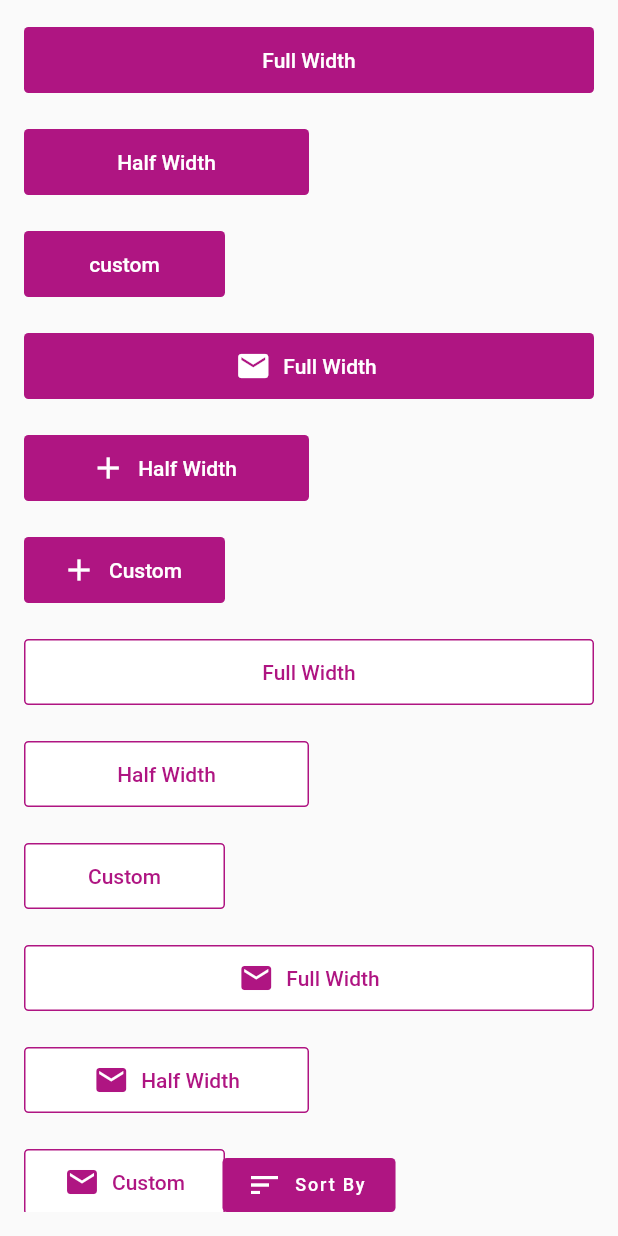
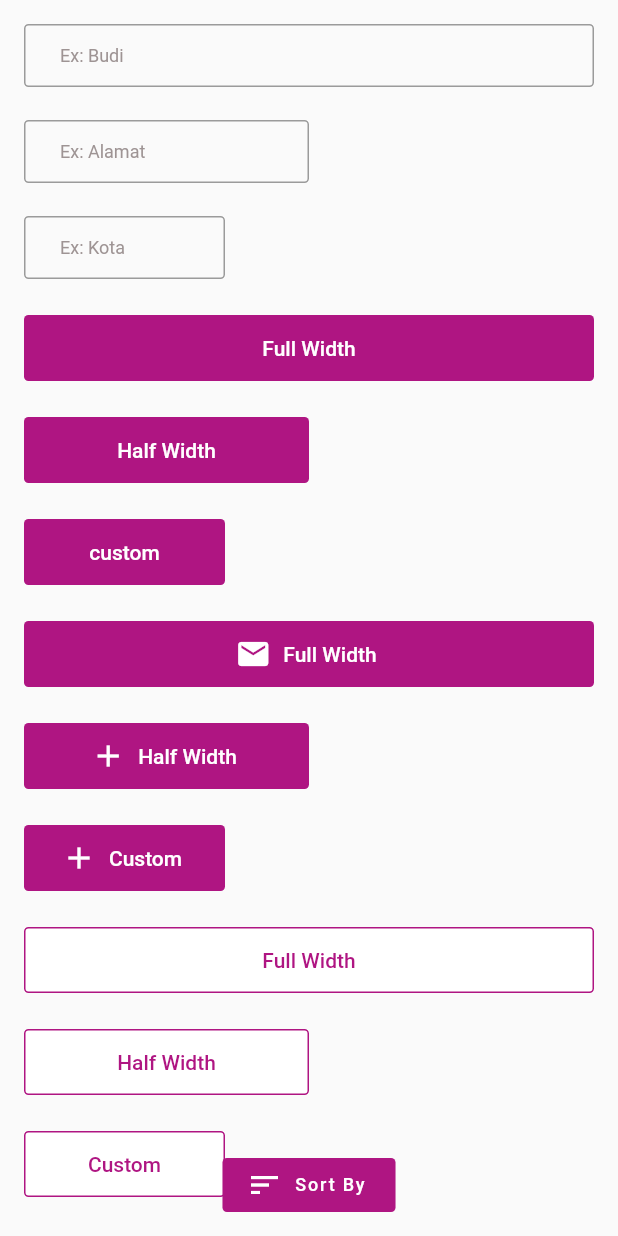
Before and after one commit to Kelompok-4-Capstone-Alterra/flutter_women_center, a Flutter app: the screen it shows after launch, on a phone screen of 412 x 824 dp. Run offline on Flutter 3.47's test engine with Material 2 defaults, Android fonts, the phone set to English and light mode, and no system bars; our stand-ins replace hexcolor.

Commit message:
component text form field

```diff
--- a/lib/components/buttons/circle_button.dart
+++ b/lib/components/buttons/circle_button.dart
@@ -15,7 +15,7 @@ class CircleButton extends StatelessWidget {
   Widget build(BuildContext context) {
     return ElevatedButton(
         style: ElevatedButton.styleFrom(
-          backgroundColor: MyColor.primaryColor,
+          backgroundColor: MyColor.primary,
           elevation: 0,
           fixedSize: const Size(56, 56),
           shape: const CircleBorder(),
--- a/lib/components/buttons/floating_button.dart
+++ b/lib/components/buttons/floating_button.dart
@@ -24,7 +24,7 @@ class FloatingButton extends StatelessWidget {
         shape: RoundedRectangleBorder(
           borderRadius: BorderRadius.circular(3),
         ),
-        backgroundColor: MyColor.primaryColor,
+        backgroundColor: MyColor.primary,
         foregroundColor: MyColor.white,
         elevation: 0,
         icon: widget,
--- a/lib/components/buttons/primary_button.dart
+++ b/lib/components/buttons/primary_button.dart
@@ -18,7 +18,7 @@ class PrimaryButton extends StatelessWidget {
   Widget build(BuildContext context) {
     return ElevatedButton(
       style: ElevatedButton.styleFrom(
-        backgroundColor: MyColor.primaryColor,
+        backgroundColor: MyColor.primary,
         elevation: 0,
         fixedSize: Size(
             customWidth == null ? MySize.width(context) : customWidth!, 44),
--- a/lib/components/buttons/primary_button_icon.dart
+++ b/lib/components/buttons/primary_button_icon.dart
@@ -20,7 +20,7 @@ class PrimaryButtonIcon extends StatelessWidget {
   Widget build(BuildContext context) {
     return ElevatedButton.icon(
         style: ElevatedButton.styleFrom(
-          backgroundColor: MyColor.primaryColor,
+          backgroundColor: MyColor.primary,
           elevation: 0,
           fixedSize: Size(
               customWidth == null ? MySize.width(context) : customWidth!, 44),
--- a/lib/components/buttons/secondary_button.dart
+++ b/lib/components/buttons/secondary_button.dart
@@ -20,7 +20,7 @@ class SecondaryButton extends StatelessWidget {
       style: OutlinedButton.styleFrom(
         backgroundColor: MyColor.white,
         elevation: 0,
-        side: BorderSide(color: MyColor.primaryColor, width: 1),
+        side: BorderSide(color: MyColor.primary, width: 1),
         fixedSize: Size(
             customWidth == null ? MySize.width(context) : customWidth!, 44),
         shape: RoundedRectangleBorder(
@@ -33,7 +33,7 @@ class SecondaryButton extends StatelessWidget {
         style: TextStyle(
             fontSize: 14.0,
             fontWeight: FontWeight.w500,
-            color: MyColor.primaryColor),
+            color: MyColor.primary),
       ),
     );
   }
--- a/lib/components/buttons/secondary_button_icon.dart
+++ b/lib/components/buttons/secondary_button_icon.dart
@@ -22,7 +22,7 @@ class SecondaryButtonIcon extends StatelessWidget {
       style: OutlinedButton.styleFrom(
         backgroundColor: MyColor.white,
         elevation: 0,
-        side: BorderSide(color: MyColor.primaryColor, width: 1),
+        side: BorderSide(color: MyColor.primary, width: 1),
         fixedSize: Size(
             customWidth == null ? MySize.width(context) : customWidth!, 44),
         shape: RoundedRectangleBorder(
@@ -36,7 +36,7 @@ class SecondaryButtonIcon extends StatelessWidget {
         style: TextStyle(
             fontSize: 14.0,
             fontWeight: FontWeight.w500,
-            color: MyColor.primaryColor),
+            color: MyColor.primary),
       ),
     );
   }
--- /dev/null
+++ b/lib/components/text_box/text_box.dart
@@ -0,0 +1,115 @@
+import 'package:capstone_project/utils/my_color.dart';
+import 'package:capstone_project/utils/my_size.dart';
+import 'package:flutter/material.dart';
+import 'package:flutter/services.dart';
+
+class TextBox extends StatelessWidget {
+  final TextEditingController textEditingController;
+  final String? initialValue;
+  final TextInputType? keyboardType;
+  final TextCapitalization? textCapitalization;
+  final bool? autoFocus;
+  final String? obscureChar;
+  final bool? obscureText;
+  final int? maxLines;
+  final int? maxLength;
+  final void Function(String)? onChanged;
+  final int? errorMaxLines;
+  final int? hintMaxLines;
+  final String hintText;
+  final List<TextInputFormatter>? inputFormatters;
+  final String? Function(String?)? validator;
+  final FocusNode? currentFocus;
+  final bool? last;
+  final bool? textInputAction;
+  final void Function(String)? onFieldSubmitted;
+  final double? width;
+
+  const TextBox({
+    super.key,
+    this.width,
+    required this.textEditingController,
+    required this.hintText,
+    this.onFieldSubmitted,
+    this.textInputAction,
+    this.currentFocus,
+    this.last,
+    this.initialValue,
+    this.keyboardType,
+    this.textCapitalization,
+    this.autoFocus,
+    this.obscureChar,
+    this.obscureText,
+    this.maxLines,
+    this.maxLength,
+    this.onChanged,
+    this.errorMaxLines,
+    this.hintMaxLines,
+    this.inputFormatters,
+    this.validator,
+  });
+
+  @override
+  Widget build(BuildContext context) {
+    return SizedBox(
+      width: width == null ? MySize.width(context) : width!,
+      height: 44,
+      child: TextFormField(
+        controller: textEditingController,
+        focusNode: currentFocus,
+        onFieldSubmitted: last == true
+            ? (value) {
+                currentFocus!.unfocus();
+              }
+            : onFieldSubmitted,
+        textInputAction: last == null || last == false
+            ? TextInputAction.next
+            : TextInputAction.done,
+        initialValue: initialValue,
+        keyboardType: keyboardType,
+        textCapitalization: textCapitalization == null
+            ? TextCapitalization.none
+            : textCapitalization!,
+        style: TextStyle(
+          fontSize: 12,
+          fontWeight: FontWeight.w400,
+          color: MyColor.info,
+        ),
+        autofocus: autoFocus == null || autoFocus == false ? false : true,
+        obscureText: obscureText == null || obscureText == false ? false : true,
+        obscuringCharacter:
+            obscureText == null || obscureText == false || obscureChar == ''
+                ? ' '
+                : obscureChar!,
+        maxLines: maxLines,
+        maxLength: maxLength,
+        onChanged: onChanged,
+        decoration: InputDecoration(
+          contentPadding: const EdgeInsets.symmetric(
+            vertical: 14.0,
+            horizontal: 24.0,
+          ),
+          isDense: true,
+          prefixIconColor: Colors.blue,
+          errorMaxLines: errorMaxLines,
+          hintMaxLines: hintMaxLines,
+          hintText: hintText,
+          hintStyle: TextStyle(
+            fontSize: 12,
+            fontWeight: FontWeight.w400,
+            color: MyColor.subInfo,
+          ),
+          errorStyle: const TextStyle(
+            fontSize: 12,
+            fontWeight: FontWeight.w400,
+          ),
+          border: OutlineInputBorder(
+            borderRadius: BorderRadius.circular(3),
+          ),
+        ),
+        inputFormatters: inputFormatters,
+        validator: validator,
+      ),
+    );
+  }
+}
--- a/lib/preview_component_page.dart
+++ b/lib/preview_component_page.dart
@@ -4,7 +4,9 @@ import 'package:capstone_project/components/buttons/primary_button.dart';
 import 'package:capstone_project/components/buttons/primary_button_icon.dart';
 import 'package:capstone_project/components/buttons/secondary_button.dart';
 import 'package:capstone_project/components/buttons/secondary_button_icon.dart';
+import 'package:capstone_project/components/text_box/text_box.dart';
 import 'package:capstone_project/utils/my_color.dart';
+import 'package:capstone_project/utils/my_focus_node.dart';
 import 'package:capstone_project/utils/my_size.dart';
 import 'package:flutter/material.dart';
 
@@ -18,6 +20,13 @@ class PreviewComponentPage extends StatefulWidget {
 }
 
 class _PreviewComponentPageState extends State<PreviewComponentPage> {
+  final TextEditingController _namaController = TextEditingController();
+  final TextEditingController _alamatController = TextEditingController();
+  final TextEditingController _kotaController = TextEditingController();
+  final FocusNode _namaNode = FocusNode();
+  final FocusNode _alamatNode = FocusNode();
+  final FocusNode _kotaNode = FocusNode();
+
   @override
   Widget build(BuildContext context) {
     return Scaffold(
@@ -34,6 +43,47 @@ class _PreviewComponentPageState extends State<PreviewComponentPage> {
             child: Column(
               crossAxisAlignment: CrossAxisAlignment.start,
               children: [
+                TextBox(
+                  textEditingController: _namaController,
+                  hintText: 'Ex: Budi',
+                  currentFocus: _namaNode,
+                  onFieldSubmitted: (value) {
+                    MyFocusNode.change(
+                      context: context,
+                      currentFocus: _namaNode,
+                      nextFocus: _alamatNode,
+                    );
+                  },
+                ),
+                const SizedBox(
+                  height: 20,
+                ),
+                TextBox(
+                  textEditingController: _alamatController,
+                  hintText: 'Ex: Alamat',
+                  currentFocus: _alamatNode,
+                  width: MySize.halfWidth(context),
+                  onFieldSubmitted: (value) {
+                    MyFocusNode.change(
+                      context: context,
+                      currentFocus: _alamatNode,
+                      nextFocus: _kotaNode,
+                    );
+                  },
+                ),
+                const SizedBox(
+                  height: 20,
+                ),
+                TextBox(
+                  textEditingController: _kotaController,
+                  hintText: 'Ex: Kota',
+                  currentFocus: _kotaNode,
+                  width: 134,
+                  last: true,
+                ),
+                const SizedBox(
+                  height: 20,
+                ),
                 PrimaryButton(
                   teks: 'Full Width',
                   onPressed: () {},
@@ -110,7 +160,7 @@ class _PreviewComponentPageState extends State<PreviewComponentPage> {
                   teks: 'Full Width',
                   widget: Icon(
                     Icons.email,
-                    color: MyColor.primaryColor,
+                    color: MyColor.primary,
                   ),
                   onPressed: () {},
                 ),
@@ -122,7 +172,7 @@ class _PreviewComponentPageState extends State<PreviewComponentPage> {
                   teks: 'Half Width',
                   widget: Icon(
                     Icons.email,
-                    color: MyColor.primaryColor,
+                    color: MyColor.primary,
                   ),
                   onPressed: () {},
                 ),
@@ -134,7 +184,7 @@ class _PreviewComponentPageState extends State<PreviewComponentPage> {
                   teks: 'Custom',
                   widget: Icon(
                     Icons.email,
-                    color: MyColor.primaryColor,
+                    color: MyColor.primary,
                   ),
                   onPressed: () {},
                 ),
--- a/lib/utils/my_color.dart
+++ b/lib/utils/my_color.dart
@@ -1,7 +1,9 @@
 import 'package:hexcolor/hexcolor.dart';
 
 class MyColor {
-  static final primaryColor = HexColor('#AF1582');
-  static final secondaryColor = HexColor('##BDB728');
+  static final primary = HexColor('#AF1582');
+  static final secondary = HexColor('##BDB728');
   static final white = HexColor('##FFFFFF');
+  static final info = HexColor('##282424');
+  static final subInfo = HexColor('##9E9494');
 }
--- /dev/null
+++ b/lib/utils/my_focus_node.dart
@@ -0,0 +1,15 @@
+import 'package:flutter/material.dart';
+
+class MyFocusNode {
+  final BuildContext context;
+  final FocusNode currentFocus;
+  final FocusNode nextFocus;
+
+  MyFocusNode.change(
+      {required this.context,
+      required this.currentFocus,
+      required this.nextFocus}) {
+    currentFocus.unfocus();
+    FocusScope.of(context).requestFocus(nextFocus);
+  }
+}
```
